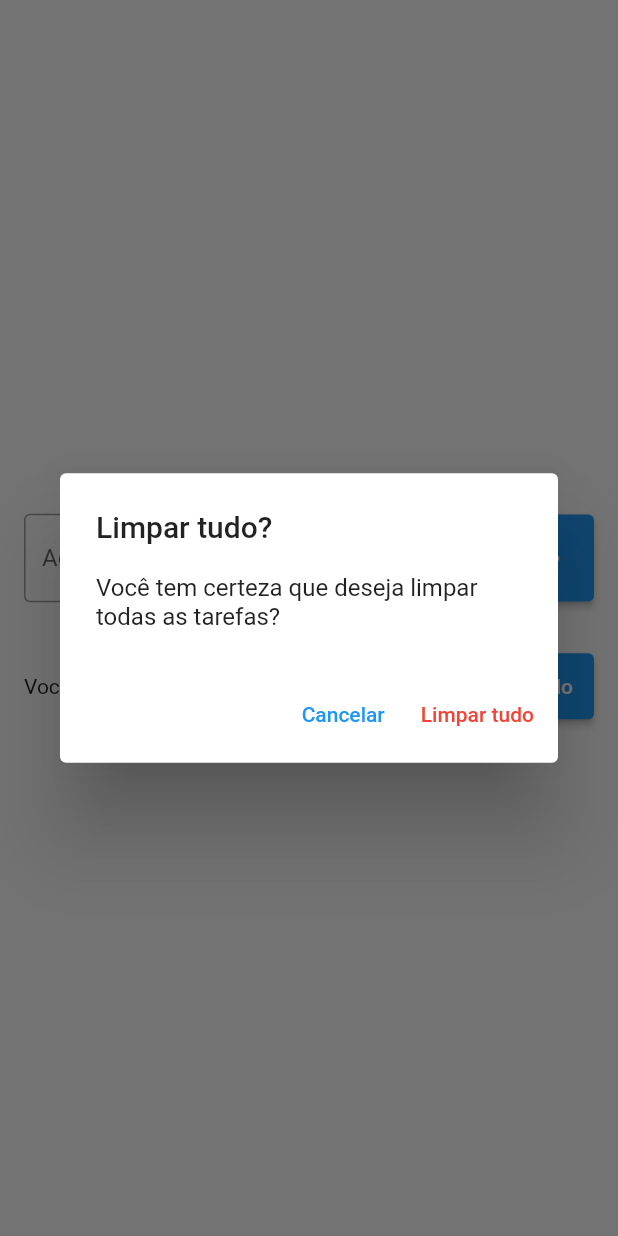
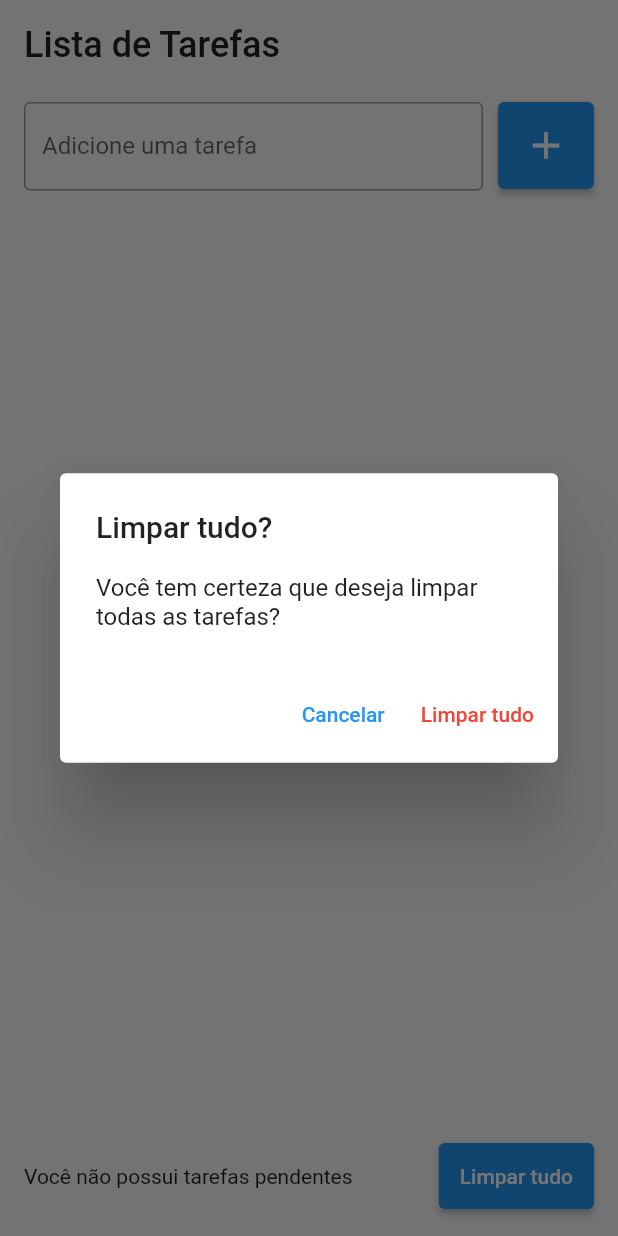
Before and after one commit to pedrohfernandes/lista_tarefas, a Flutter app: the screen it shows after launch, after a tap on "Limpar tudo", on a phone screen of 412 x 824 dp. Run offline on Flutter 3.47's test engine with Material 2 defaults, Android fonts, the phone set to English and light mode, and no system bars; our stand-ins replace flutter_slidable, shared_preferences.

Commit message:
alterações de layout e performance

```diff
--- a/analysis_options.yaml
+++ b/analysis_options.yaml
@@ -22,7 +22,7 @@ linter:
   # `// ignore_for_file: name_of_lint` syntax on the line or in the file
   # producing the lint.
   rules:
-    prefer_const_constructors: false
+    # prefer_const_constructors: false
     # avoid_print: false  # Uncomment to disable the `avoid_print` rule
     # prefer_single_quotes: true  # Uncomment to enable the `prefer_single_quotes` rule
 # Additional information about this file can be found at
--- a/lib/core/app_widget.dart
+++ b/lib/core/app_widget.dart
@@ -6,7 +6,7 @@ class AppWidget extends StatelessWidget {
 
   @override
   Widget build(BuildContext context) {
-    return MaterialApp(
+    return const MaterialApp(
       debugShowCheckedModeBanner: false,
       home: HomePage(),
     );
--- a/lib/home/home_page.dart
+++ b/lib/home/home_page.dart
@@ -38,25 +38,40 @@ class _HomePageState extends State<HomePage> {
       child: Scaffold(
         body: Padding(
           padding: const EdgeInsets.all(16),
-          child: Center(
+          child: Column(
+            mainAxisAlignment: MainAxisAlignment.spaceBetween,
+            children: [
+              Expanded(
                 child: Column(
                   mainAxisSize: MainAxisSize.min,
+                  mainAxisAlignment: MainAxisAlignment.start,
+                  crossAxisAlignment: CrossAxisAlignment.start,
                   children: [
+                    const Text(
+                      "Lista de Tarefas",
+                      style: TextStyle(
+                          fontSize: 24,
+                          fontWeight: FontWeight.w500,
+                          color: Colors.black87),
+                    ),
+                    const SizedBox(
+                      height: 24,
+                    ),
                     Row(
-                  crossAxisAlignment: CrossAxisAlignment.center,
+                      crossAxisAlignment: CrossAxisAlignment.start,
                       children: [
                         Expanded(
                           child: TextField(
                             controller: toDoController,
                             decoration: InputDecoration(
-                          border: OutlineInputBorder(),
+                              border: const OutlineInputBorder(),
                               labelText: "Adicione uma tarefa",
                               hintText: "Ex.: Estudar Flutter",
                               errorText: errorText,
                             ),
                           ),
                         ),
-                    SizedBox(width: 10),
+                        const SizedBox(width: 10),
                         ElevatedButton(
                           onPressed: () {
                             String text = toDoController.text;
@@ -78,16 +93,16 @@ class _HomePageState extends State<HomePage> {
                             toDoRepository.saveToDoList(toDos);
                           },
                           style: ElevatedButton.styleFrom(
-                        padding: EdgeInsets.all(14),
+                            padding: const EdgeInsets.all(14),
                           ),
-                      child: Icon(
+                          child: const Icon(
                             Icons.add,
                             size: 30,
                           ),
                         ),
                       ],
                     ),
-                SizedBox(
+                    const SizedBox(
                       height: 16,
                     ),
                     Flexible(
@@ -102,7 +117,10 @@ class _HomePageState extends State<HomePage> {
                         ],
                       ),
                     ),
-                SizedBox(
+                  ],
+                ),
+              ),
+              const SizedBox(
                 height: 16,
               ),
               Row(
@@ -117,22 +135,21 @@ class _HomePageState extends State<HomePage> {
                               : "Você possui ${toDos.length} tarefas pendentes",
                     ),
                   ),
-                    SizedBox(
+                  const SizedBox(
                     width: 8,
                   ),
                   ElevatedButton(
                     onPressed: showDeleteToDosConfirmationDialog,
                     style: ElevatedButton.styleFrom(
-                        padding: EdgeInsets.all(14),
+                      padding: const EdgeInsets.all(14),
                     ),
-                      child: Text(
+                    child: const Text(
                       "Limpar tudo",
                     ),
                   ),
                 ],
-                )
+              ),
             ],
-            ),
           ),
         ),
       ),
@@ -153,11 +170,11 @@ class _HomePageState extends State<HomePage> {
       SnackBar(
         content: Text(
           "Tarefa ${toDo.title} foi removida com sucesso!",
-          style: TextStyle(
+          style: const TextStyle(
             color: Colors.black,
           ),
         ),
-        backgroundColor: Colors.white,
+        backgroundColor: Colors.grey[100],
         action: SnackBarAction(
           label: "Desfazer",
           onPressed: () {
@@ -167,7 +184,7 @@ class _HomePageState extends State<HomePage> {
             toDoRepository.saveToDoList(toDos);
           },
         ),
-        duration: Duration(seconds: 4),
+        duration: const Duration(seconds: 4),
       ),
     );
   }
@@ -176,14 +193,15 @@ class _HomePageState extends State<HomePage> {
     showDialog(
       context: context,
       builder: (context) => AlertDialog(
-        title: Text("Limpar tudo?"),
-        content: Text("Você tem certeza que deseja limpar todas as tarefas?"),
+        title: const Text("Limpar tudo?"),
+        content:
+            const Text("Você tem certeza que deseja limpar todas as tarefas?"),
         actions: [
           TextButton(
             onPressed: () {
               Navigator.of(context).pop();
             },
-            child: Text("Cancelar"),
+            child: const Text("Cancelar"),
           ),
           TextButton(
             onPressed: () {
@@ -191,7 +209,7 @@ class _HomePageState extends State<HomePage> {
               deleteAllToDos();
             },
             style: TextButton.styleFrom(foregroundColor: Colors.red),
-            child: Text("Limpar tudo"),
+            child: const Text("Limpar tudo"),
           ),
         ],
       ),
--- a/lib/main.dart
+++ b/lib/main.dart
@@ -2,5 +2,5 @@ import 'package:flutter/material.dart';
 import 'package:lista_tarefas/core/app_widget.dart';
 
 void main() {
-  runApp(AppWidget());
+  runApp(const AppWidget());
 }
```
Also changed, not shown: lib/home/widgets/todo_list_item.dart (+9 -6 lines). Lines whose indentation alone changed are shown as unchanged.
